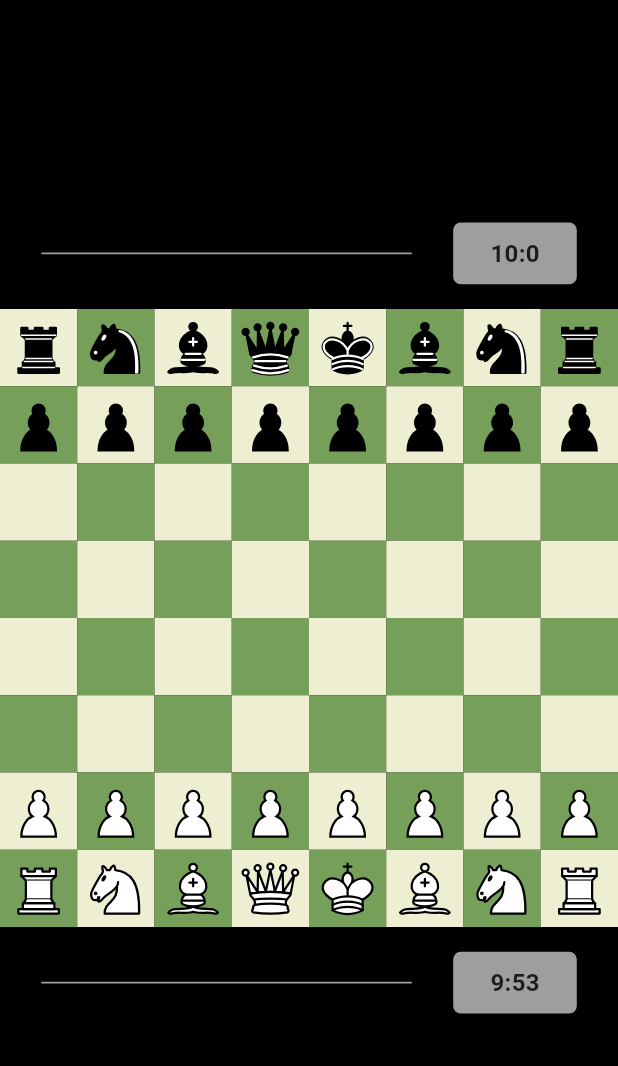
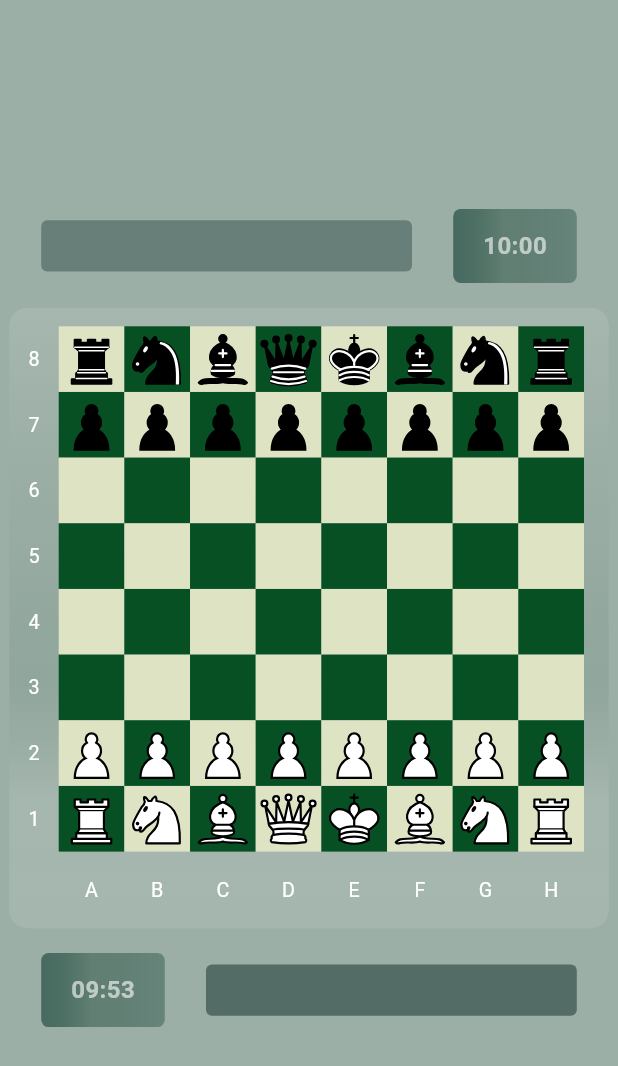
Before and after one commit to anujjainwork/chess-game-flutter, a Flutter app: the screen it shows after launch, on a phone screen of 412 x 824 dp. Shown: the top 1066 px of the screen. Run offline on Flutter 3.47's test engine with Material 3 defaults, Android fonts, the phone set to English and light mode, and no system bars; our stand-ins replace bloc, equatable, flutter_bloc, flutter_svg, sqflite; accounts and stored records are empty.

Commit message:
ui changed for board game widget

```diff
--- a/lib/board/data/repository_impl/move_validation.dart
+++ b/lib/board/data/repository_impl/move_validation.dart
@@ -6,6 +6,7 @@ bool isValidMove({
   required int fromIndex,
   required int toIndex,
   required List<BoardCellModel> board,
+  required int kingIndex
 }) {
   int fromRow = fromIndex ~/ 8;
   int fromCol = fromIndex % 8;
--- a/lib/board/presentation/bloc/board_logic_bloc.dart
+++ b/lib/board/presentation/bloc/board_logic_bloc.dart
@@ -58,6 +58,10 @@ class BoardLogicBloc extends Bloc<BoardLogicEvent, BoardLogicState> {
       // Determine if the current state is IsCheckState
       final isInCheck = (state is IsCheckState || stillCheckAfterInvalidMove);
 
+      int originalKingIndex = _currentPlayer == PlayerType.white
+            ? whiteKingIndex
+            : blackKingIndex; // Store the original king index
+
       // Calculate valid moves based on the check state
       final validMoves = _board
           .asMap()
@@ -81,6 +85,7 @@ class BoardLogicBloc extends Bloc<BoardLogicEvent, BoardLogicState> {
                 fromIndex: event.cellIndex,
                 toIndex: toIndex,
                 board: _board,
+                kingIndex: originalKingIndex
               );
             }
           })
@@ -124,6 +129,8 @@ class BoardLogicBloc extends Bloc<BoardLogicEvent, BoardLogicState> {
       ? (state as ValidMovesHighlighted).isInCheck ?? false
       : false;
 
+  int originalKingIndex = _currentPlayer == PlayerType.white?whiteKingIndex:blackKingIndex;
+
   final isValid = isInCheck
       ? _doesMoveResolveCheck(
           event.fromIndex,
@@ -138,6 +145,7 @@ class BoardLogicBloc extends Bloc<BoardLogicEvent, BoardLogicState> {
           fromIndex: event.fromIndex,
           toIndex: event.toIndex,
           board: _board,
+          kingIndex: originalKingIndex
         );
 
   if (isValid) {
@@ -188,12 +196,17 @@ class BoardLogicBloc extends Bloc<BoardLogicEvent, BoardLogicState> {
     final backupTo = _board[toIndex]; // Backup the "to" cell
     int? originalKingIndex; // To store the original king's index if updated
 
+    originalKingIndex = playerType == PlayerType.white
+            ? whiteKingIndex
+            : blackKingIndex;
+
     if (isValidMove(
       rank: rank,
       player: player,
       fromIndex: fromIndex,
       toIndex: toIndex,
       board: _board,
+      kingIndex: originalKingIndex
     )) {
       // Simulate the move
       _board[toIndex] = BoardCellModel(
@@ -249,6 +262,7 @@ class BoardLogicBloc extends Bloc<BoardLogicEvent, BoardLogicState> {
           fromIndex: cell.cellPosition,
           toIndex: kingIndex,
           board: _board,
+          kingIndex: kingIndex
         )) {
           return true;
         }
@@ -273,6 +287,7 @@ class BoardLogicBloc extends Bloc<BoardLogicEvent, BoardLogicState> {
           fromIndex: cell.cellPosition,
           toIndex: kingIndex,
           board: _board,
+          kingIndex: kingIndex
         )) {
           return true;
         }
--- a/lib/board/presentation/view/board_view.dart
+++ b/lib/board/presentation/view/board_view.dart
@@ -3,6 +3,7 @@ import 'package:chess/board/presentation/cubit/timer_cubit.dart';
 import 'package:chess/board/presentation/widget/board_widget.dart';
 import 'package:chess/board/presentation/widget/captured_piece_widget.dart';
 import 'package:chess/board/presentation/widget/timer_widget.dart';
+import 'package:chess/common/colors.dart';
 import 'package:chess/common/utils.dart';
 import 'package:flutter/material.dart';
 import 'package:flutter_bloc/flutter_bloc.dart';
@@ -24,7 +25,7 @@ class BoardGameView extends StatelessWidget {
       ],
       child: SafeArea(
         child: Scaffold(
-          backgroundColor: Colors.black,
+          backgroundColor: AppColors.darkGreenBackgroundColor,
           body: Column(
             mainAxisAlignment: MainAxisAlignment.spaceEvenly,
             children: [
@@ -41,34 +42,35 @@ class BoardGameView extends StatelessWidget {
                       state is IsCheckState) {
                     // Ensure the board is always displayed
                     return Column(
+                      mainAxisAlignment: MainAxisAlignment.center,
                       children: [
                         Row(
                           mainAxisAlignment: MainAxisAlignment.spaceEvenly,
                           children: [
                             getCapturedPiecesWidget(
-                                bloc.capturedPiecesBlack, context),
+                                bloc.capturedPiecesBlack, context,true),
                             getTimerWidget(false),
                           ],
                         ),
                         SizedBox(
                           height: getDynamicHeight(context, 2),
                         ),
-                        getBoardGameWidget(bloc.board, bloc, state),
+                        getBoardGameWidget(bloc.board, bloc, state,context),
                         SizedBox(
                           height: getDynamicHeight(context, 2),
                         ),
                         Row(
                           mainAxisAlignment: MainAxisAlignment.spaceEvenly,
                           children: [
+                            getTimerWidget(true),
                             getCapturedPiecesWidget(
-                                bloc.capturedPiecesWhite, context),
-                            getTimerWidget(true),
+                                bloc.capturedPiecesWhite, context,false),
                           ],
                         ),
                       ],
                     );
                   } else if (state is InvalidMoveAttempted) {
-                    return getBoardGameWidget(bloc.board, bloc, state);
+                    return getBoardGameWidget(bloc.board, bloc, state,context);
                   } else {
                     return const Center(child: Text('Something went wrong!'));
                   }
--- a/lib/board/presentation/widget/board_widget.dart
+++ b/lib/board/presentation/widget/board_widget.dart
@@ -2,11 +2,12 @@ import 'package:chess/board/business/enums/player_type_enum.dart';
 import 'package:chess/board/data/model/cell_model.dart';
 import 'package:chess/board/presentation/bloc/board_logic_bloc.dart';
 import 'package:chess/common/colors.dart';
+import 'package:chess/common/utils.dart';
 import 'package:chess/pieces/map_piece_icons.dart';
 import 'package:flutter/material.dart';
 
 Widget getBoardGameWidget(
-    List<BoardCellModel> initialBoard, BoardLogicBloc bloc, BoardLogicState state) {
+    List<BoardCellModel> initialBoard, BoardLogicBloc bloc, BoardLogicState state, BuildContext context) {
   List<BoardCellModel> board = initialBoard;
   int? selectedCellIndex;
   PlayerType? currentPlayer;
@@ -17,22 +18,60 @@ Widget getBoardGameWidget(
     board = state.board;
     currentPlayer = state.currentPlayer;
   } else if (state is ValidMovesHighlighted) {
-    board = state.board; // Always use the latest board state
+    board = state.board;
     selectedCellIndex = state.selectedCellIndex;
     validMoves = state.validMoves;
   } else if (state is PieceSelected) {
     board = state.board;
     selectedCellIndex = state.selectedCellIndex;
     currentPlayer = state.currentPlayer;
-  }
-  else if(state is IsCheckState){
+  } else if (state is IsCheckState) {
     board = state.board;
     currentPlayer = state.currentPlayer;
   }
 
+  final labels = ['A', 'B', 'C', 'D', 'E', 'F', 'G', 'H'];
+  final rowLabels = ['8', '7', '6', '5', '4', '3', '2', '1'];
+
+  // Dynamically calculate board and cell sizes
+  final double boardSize = getDynamicWidth(context, 85); // Use 85% of the screen width for the board
+  final double cellSize = boardSize / 8;
+  final double labelSize = getDynamicHeight(context, 4); // Adjust percentage for label size
+
   return Center(
-    child: AspectRatio(
-      aspectRatio: 1,
+    child: Container(
+      padding: EdgeInsets.symmetric(vertical: getDynamicHeight(context, 1.5)),
+      width: getDynamicWidth(context, 97), // Outer container width
+      decoration: BoxDecoration(
+        color: AppColors.boxColor1,
+        borderRadius: BorderRadius.circular(12.0),
+        gradient: AppColors.boardWidgetGradient
+      ),
+      child: Column(
+        mainAxisSize: MainAxisSize.min,
+        children: [
+          Row(
+            crossAxisAlignment: CrossAxisAlignment.start,
+            children: [
+              // Row labels (8 to 1)
+              Column(
+                children: List.generate(8, (index) {
+                  return SizedBox(
+                    height: cellSize, // Match cell size
+                    width: labelSize,
+                    child: Center(
+                      child: Text(
+                        rowLabels[index],
+                        style: TextStyle(fontSize: labelSize * 0.4, color: Colors.white),
+                      ),
+                    ),
+                  );
+                }),
+              ),
+              // Chessboard
+              SizedBox(
+                width: boardSize,
+                height: boardSize,
                 child: GridView.builder(
                   gridDelegate: const SliverGridDelegateWithFixedCrossAxisCount(
                     crossAxisCount: 8,
@@ -48,7 +87,7 @@ Widget getBoardGameWidget(
                     return GestureDetector(
                       onTap: () {
                         if (selectedCellIndex == null) {
-                bloc.add(SelectPiece(index,attackingPiecesIndices));
+                          bloc.add(SelectPiece(index, attackingPiecesIndices));
                         } else if (selectedCellIndex == index) {
                           bloc.add(DeselectPiece());
                         } else {
@@ -56,6 +95,8 @@ Widget getBoardGameWidget(
                         }
                       },
                       child: Container(
+                        width: cellSize,
+                        height: cellSize,
                         decoration: BoxDecoration(
                           color: isSelected
                               ? Colors.blueAccent
@@ -75,5 +116,34 @@ Widget getBoardGameWidget(
                   },
                 ),
               ),
+            ],
+          ),
+          // Column labels (A to H)
+          SizedBox(height: getDynamicHeight(context, 1.5)), // Padding between board and column labels
+          Row(
+            children: [
+              SizedBox(width: labelSize), // Fixed width to align with row labels
+              SizedBox(
+                width: boardSize,
+                child: Row(
+                  children: List.generate(8, (index) {
+                    return SizedBox(
+                      width: cellSize, // Match cell size
+                      height: labelSize * 0.8, // Adjust height for column labels
+                      child: Center(
+                        child: Text(
+                          labels[index],
+                          style: TextStyle(fontSize: labelSize * 0.4, color: Colors.white),
+                        ),
+                      ),
+                    );
+                  }),
+                ),
+              ),
+            ],
+          ),
+        ],
+      ),
+    ),
   );
 }
--- a/lib/board/presentation/widget/captured_piece_widget.dart
+++ b/lib/board/presentation/widget/captured_piece_widget.dart
@@ -1,10 +1,11 @@
 import 'package:chess/board/business/entity/piece_entity.dart';
+import 'package:chess/common/colors.dart';
 import 'package:chess/common/utils.dart';
 import 'package:chess/pieces/map_piece_icons.dart';
 import 'package:flutter/material.dart';
 
 Widget getCapturedPiecesWidget(
-    List<PieceEntity> capturedPieces, BuildContext context) {
+    List<PieceEntity> capturedPieces, BuildContext context,bool isForWhite) {
   // Group pieces by pieceId
   final Map<String, int> pieceCount = {};
   for (var piece in capturedPieces) {
@@ -15,6 +16,19 @@ Widget getCapturedPiecesWidget(
   final containerWidth = getDynamicWidth(context, 60);
   final baseIconSize = getDynamicWidth(context, 8);
   final iconSpacing = getDynamicWidth(context, 0.3);
+
+  // If there are no captured pieces, return a default size
+  if (capturedPieces.isEmpty) {
+    return Container(
+      width: containerWidth,
+      height: baseIconSize + iconSpacing, // Default height
+      decoration: BoxDecoration(
+        color: isForWhite?AppColors.darkGreenBoxColor:
+        AppColors.lightGreenBoxColor,
+        borderRadius: BorderRadius.circular(4.0),
+      ),
+    );
+  }
 
   // Calculate total icons and required rows
   final totalIcons = pieceCount.keys.length;
@@ -28,7 +42,9 @@ Widget getCapturedPiecesWidget(
     width: containerWidth,
     height: (rows * (iconSize + iconSpacing) + iconSpacing).toDouble(),
     decoration: BoxDecoration(
-      color: Colors.grey,
+      color: isForWhite?
+      AppColors.lightGreenBoxColor:
+      AppColors.darkGreenBoxColor,
       borderRadius: BorderRadius.circular(4.0),
     ),
     child: Wrap(
--- a/lib/board/presentation/widget/timer_widget.dart
+++ b/lib/board/presentation/widget/timer_widget.dart
@@ -1,4 +1,5 @@
 import 'package:chess/board/presentation/cubit/timer_cubit.dart';
+import 'package:chess/common/colors.dart';
 import 'package:chess/common/utils.dart';
 import 'package:flutter/material.dart';
 import 'package:flutter_bloc/flutter_bloc.dart';
@@ -9,22 +10,31 @@ Widget getTimerWidget(bool isWhite) {
       if (timerState is TimerUpdated) {
         final whiteTime = timerState.whitePlayer.playerTimeLeft;
         final blackTime = timerState.blackPlayer.playerTimeLeft;
+
+        // Format the minutes and seconds with leading zeros for both minutes and seconds
+        String formatTime(Duration time) {
+          final minutes = time.inMinutes.toString().padLeft(2, '0');
+          final seconds = (time.inSeconds % 60).toString().padLeft(2, '0');
+          return '$minutes:$seconds';
+        }
+
         return Container(
-          height: getDynamicHeight(context, 5),
+          height: getDynamicHeight(context, 6),
           width: getDynamicWidth(context, 20),
           decoration: BoxDecoration(
-            color: Colors.grey,
+            gradient: AppColors.timerWidgetGradient,
             borderRadius: BorderRadius.circular(5),
           ),
           child: Center(
-            child: isWhite?Text(
-                    '${whiteTime.inMinutes}:${whiteTime.inSeconds % 60}',
-                    style: const TextStyle(fontSize: 16,fontWeight: FontWeight.bold),
-                  ):Text(
-                    '${blackTime.inMinutes}:${blackTime.inSeconds % 60}',
-                    style: const TextStyle(fontSize: 16,fontWeight: FontWeight.bold),
-                  ),
-          )
+            child: Text(
+              isWhite ? formatTime(whiteTime) : formatTime(blackTime),
+              style: const TextStyle(
+                fontSize: 16,
+                fontWeight: FontWeight.bold,
+                color: Color.fromRGBO(255, 255, 255, 0.6),
+              ),
+            ),
+          ),
         );
       } else {
         return const CircularProgressIndicator();
--- a/lib/common/colors.dart
+++ b/lib/common/colors.dart
@@ -1,6 +1,34 @@
 import 'package:flutter/material.dart';
 
 class AppColors {
-  static const lightCellColor = Color.fromRGBO(238, 238, 210, 100);
-  static const blackCellColor = Color.fromRGBO(118, 160, 90, 100);
+  static const lightCellColor = Color.fromRGBO(222, 227, 195, 1);
+  static const blackCellColor = Color.fromRGBO(7, 80, 35, 1);
+  static const darkGreenBackgroundColor = Color.fromRGBO(7, 54, 35, 0.4);
+  static const darkGreenBoxColor = Color.fromRGBO(51, 80, 74, 0.5);
+  static const lightGreenBoxColor = Color.fromRGBO(51, 80, 74, 0.7);
+
+  static const boxColor1 = Color.fromRGBO(240, 255, 255, 0.1);
+  static const boardWidgetGradient = LinearGradient(
+    begin: Alignment.bottomLeft,
+    end: Alignment.topLeft,
+    stops: [0.0,0.2, 0.4, 1.0],
+    colors: [
+      Color.fromRGBO(255, 255, 255, 0.9),
+      Color.fromRGBO(255, 255, 255, 1),
+      Color.fromRGBO(7, 54, 35, 0.8),
+      Color.fromRGBO(255, 255, 255, 1),
+    ],
+  );
+
+  static const timerWidgetGradient = LinearGradient(
+    begin: Alignment.centerLeft,
+    end: Alignment.centerRight,
+    stops: [0.0, 0.4,0.5, 1.0],
+    colors: [
+      Color.fromRGBO(50, 90, 80, 0.8),
+      Color.fromRGBO(7, 54, 35, 0.4),
+      Color.fromRGBO(7, 54, 35, 0.4),
+      Color.fromRGBO(50, 90, 80, 0.5),
+    ],
+  );
 }
```
Lines whose indentation alone changed are shown as unchanged.
